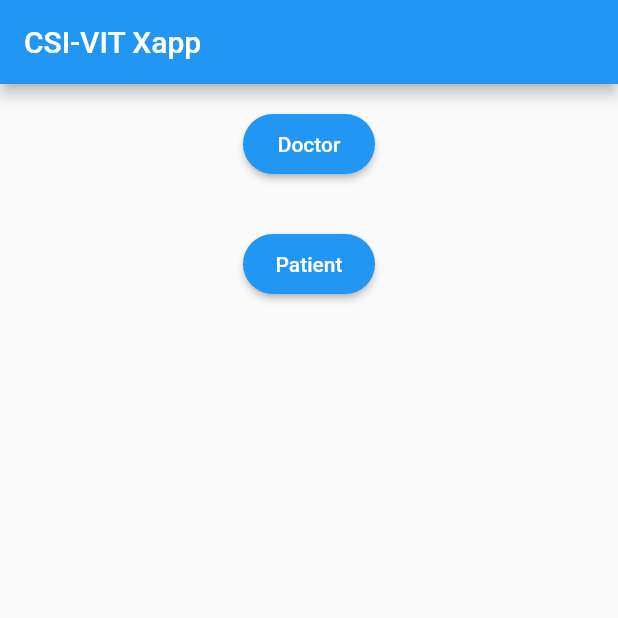
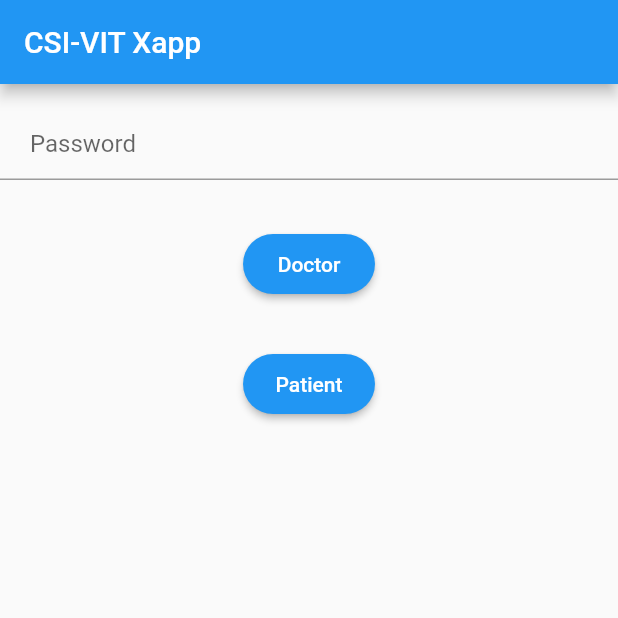
Before and after one commit to roerohan/technica, a Flutter app: the screen it shows after launch, on a phone screen of 412 x 824 dp, the top half of it. Run offline on Flutter 3.47's test engine with Material 2 defaults, Android fonts, the phone set to English and light mode, and no system bars.

```diff
--- a/lib/main.dart
+++ b/lib/main.dart
@@ -1,5 +1,6 @@
 import 'package:flutter/material.dart';
 import 'button.dart';
+import 'text_field.dart';
 
 void main() => runApp(MyApp());
 
@@ -27,6 +28,9 @@ class MyApp extends StatelessWidget {
   }
 }
 
+
+TextEditingController t;
+
 class HomePageGui extends StatelessWidget {
   String title;
   //MyButton b = new MyButton('Scan Barcode', Colors.blue, goToScanScreen);
@@ -52,8 +56,7 @@ class HomePageGui extends StatelessWidget {
           child: Column(
             children: <Widget>[
 
-
-
+              new MyTextField(Colors.white,'Password', t),
 
               new Center(
                 child: new Container(
--- /dev/null
+++ b/lib/text_field.dart
@@ -0,0 +1,32 @@
+import 'package:flutter/material.dart';
+
+class MyTextField extends StatelessWidget {
+
+
+  TextEditingController tedit;
+  String _text;
+  Color myColor;
+  MyTextField( Color color,String text,
+      TextEditingController controller) {
+
+   _text=text;
+    myColor = color;
+    tedit = controller;
+  }
+
+  @override
+  Widget build(BuildContext build) {
+    return Padding(
+        padding: EdgeInsets.symmetric(vertical: 16),
+        child: new TextFormField(
+              autofocus: false,
+              obscureText: true,
+              controller: tedit,
+              decoration: InputDecoration(
+                hintText: _text,
+                contentPadding: EdgeInsets.fromLTRB(20.0, 10.0, 20.0, 10.0),
+
+              ),
+            ));
+  }
+}
```
